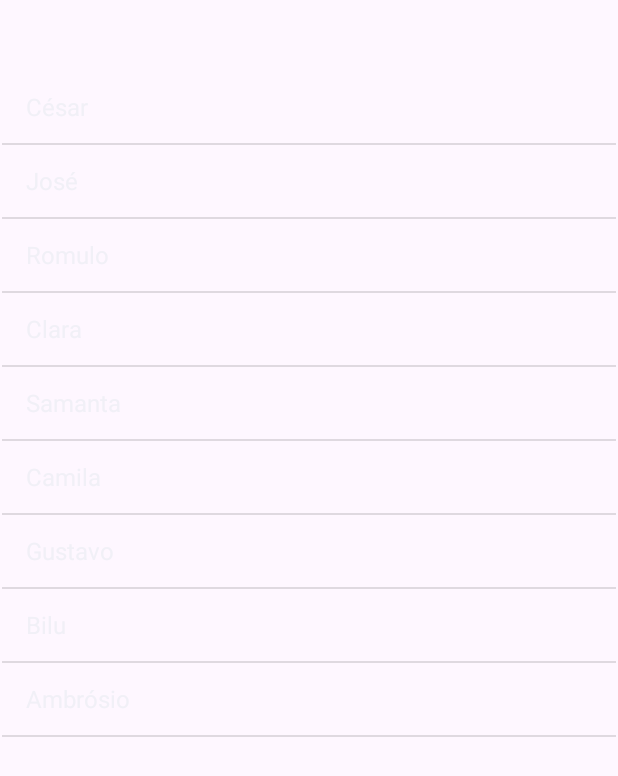
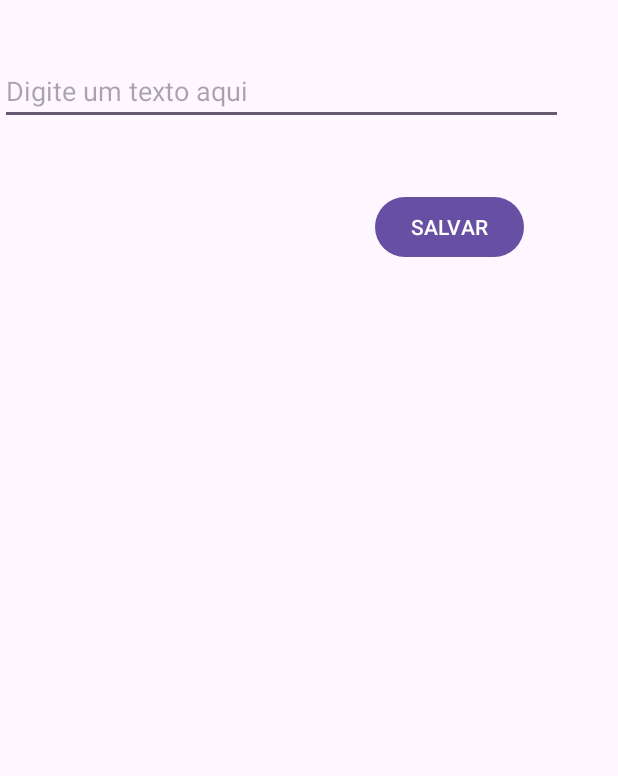
Before and after one commit to maicosc/PDM, an Android app: the screen it shows after launch (MainActivity), on a phone screen of 412 x 824 dp. Shown: the top 776 px of the screen. Run offline under Robolectric (Android 15) with nearby library versions, the phone set to English and light mode, and no system bars.

Commit message:
Fim da atividade em aula

```diff
--- a/app/src/main/java/com/example/aula2_11082025/MainActivity.java
+++ b/app/src/main/java/com/example/aula2_11082025/MainActivity.java
@@ -1,7 +1,18 @@
 package com.example.aula2_11082025;
 
+
+
+
+
+
+import android.app.AlertDialog;
+import android.app.Dialog;
+import android.content.DialogInterface;
 import android.os.Bundle;
+import android.view.KeyEvent;
 import android.widget.ArrayAdapter;
+import android.widget.Button;
+import android.widget.EditText;
 import android.widget.ListView;
 import android.widget.Toast;
 
@@ -10,29 +21,80 @@ import androidx.appcompat.app.AppCompatActivity;
 import androidx.core.graphics.Insets;
 import androidx.core.view.ViewCompat;
 import androidx.core.view.WindowInsetsCompat;
+import androidx.fragment.app.DialogFragment;
+
+import java.util.ArrayList;
 
 public class MainActivity extends AppCompatActivity {
 
-    String [] nomes = new String[] {"César", "José", "Romulo", "Clara", "Samanta", "Camila", "Gustavo", "Bilu", "Ambrósio"};
+    ArrayList <String> textos;
     ListView listView;
+    Button btSalvar;
+    EditText etUser;
     @Override
     protected void onCreate(Bundle savedInstanceState) {
         super.onCreate(savedInstanceState);
         EdgeToEdge.enable(this);
         setContentView(R.layout.activity_main);
         listView = findViewById(R.id.listView);
-        ViewCompat.setOnApplyWindowInsetsListener(findViewById(R.id.main), (v, insets) -> {
-            Insets systemBars = insets.getInsets(WindowInsetsCompat.Type.systemBars());
-            v.setPadding(systemBars.left, systemBars.top, systemBars.right, systemBars.bottom);
-            return insets;
+        etUser = findViewById(R.id.etTextoUser);
+        btSalvar =findViewById(R.id.btSalvar);
+        textos = new ArrayList<>();
+        etUser.setOnKeyListener((v, keyCode, event) -> {
+                if(event.getAction() == KeyEvent.KEYCODE_ENTER){
+                    if(etUser.getText().toString().trim().isEmpty()){
+                        Toast.makeText(getApplicationContext(),"Preencha o campo de texto! IDIOTA!!!", Toast.LENGTH_LONG).show();
+                    }else{
+                        textos.add(etUser.getText().toString());
+                        ((ArrayAdapter)listView.getAdapter()).notifyDataSetChanged();
+                        etUser.setText("");
+                        etUser.requestFocus();
+                    }
+                }
+                return false;
         });
+        btSalvar.setOnClickListener(v -> {
+
+            if(etUser.getText().toString().trim().isEmpty()){
+                Toast.makeText(getApplicationContext(),"Preencha o campo de texto! IDIOTA!!!", Toast.LENGTH_LONG).show();
+            }else{
+                textos.add(etUser.getText().toString());
+                ((ArrayAdapter)listView.getAdapter()).notifyDataSetChanged();
+                etUser.setText("");
+                etUser.requestFocus();
+            }
+
+
+        });
+
+
         ArrayAdapter<String> adapter = new ArrayAdapter(getApplicationContext(),
                 android.R.layout.simple_list_item_1,
                 android.R.id.text1,
-                nomes);
+                textos);
         listView.setAdapter(adapter);
-        listView.setOnItemClickListener((parent, view, position, id) -> {
-            Toast.makeText(getApplicationContext(),nomes[position], Toast.LENGTH_LONG).show();
+        listView.setOnItemLongClickListener((parent, view, position, id) -> {
+
+                AlertDialog.Builder caixa = new AlertDialog.Builder(this);
+                caixa.setTitle("Excluir item");
+                caixa.setMessage("Tem certeza que deseja excluir o item \""+ textos.get(position) +"\"?");
+                caixa.setPositiveButton("Sim", new DialogInterface.OnClickListener(){
+                    public void onClick(DialogInterface dialog, int id){
+                        textos.remove(position);
+                        ((ArrayAdapter)listView.getAdapter()).notifyDataSetChanged();
+                    }
+                });
+                caixa.setNegativeButton("Não", new DialogInterface.OnClickListener(){
+                    public void onClick(DialogInterface dialog, int id){
+                        dialog.dismiss();
+                    }
+                });
+            AlertDialog alerta = caixa.create();
+                alerta.show();
+
+
+            return false;
         });
     }
+
 }
--- a/app/src/main/res/layout/activity_main.xml
+++ b/app/src/main/res/layout/activity_main.xml
@@ -9,10 +9,35 @@
 
     <ListView
         android:id="@+id/listView"
-        android:layout_width="409dp"
-        android:layout_height="729dp"
+        android:layout_width="0dp"
+        android:layout_height="500dp"
         app:layout_constraintBottom_toBottomOf="parent"
         app:layout_constraintEnd_toEndOf="parent"
+        app:layout_constraintHorizontal_bias="1.0"
         app:layout_constraintStart_toStartOf="parent"
-        app:layout_constraintTop_toTopOf="parent" />
+        app:layout_constraintTop_toTopOf="parent"
+        app:layout_constraintVertical_bias="1.0" />
+
+    <Button
+        android:id="@+id/btSalvar"
+        android:layout_width="wrap_content"
+        android:layout_height="wrap_content"
+        android:layout_marginTop="44dp"
+        android:text="SALVAR"
+        app:layout_constraintEnd_toEndOf="parent"
+        app:layout_constraintHorizontal_bias="0.8"
+        app:layout_constraintStart_toStartOf="parent"
+        app:layout_constraintTop_toBottomOf="@+id/etTextoUser" />
+
+    <EditText
+        android:id="@+id/etTextoUser"
+        android:layout_width="375dp"
+        android:layout_height="43dp"
+        android:ems="10"
+        android:hint="Digite um texto aqui"
+        android:inputType="text"
+        app:layout_constraintBottom_toTopOf="@+id/listView"
+        app:layout_constraintTop_toTopOf="parent"
+        app:layout_constraintVertical_bias="0.143"
+        tools:layout_editor_absoluteX="20dp" />
 </androidx.constraintlayout.widget.ConstraintLayout>
```
